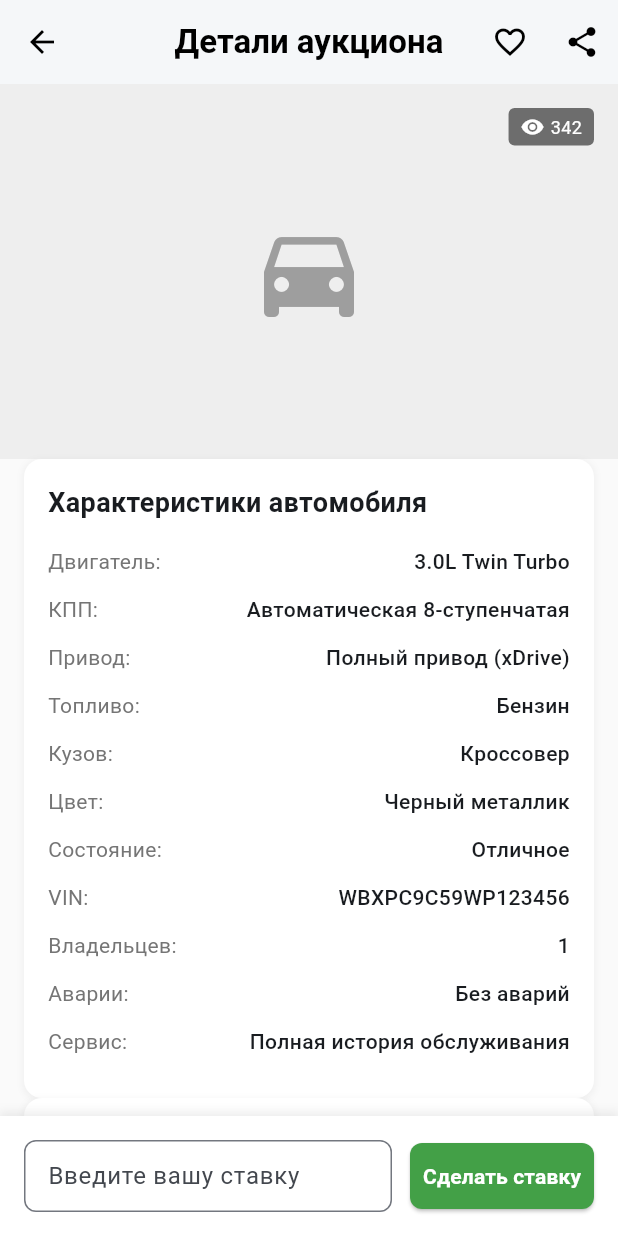
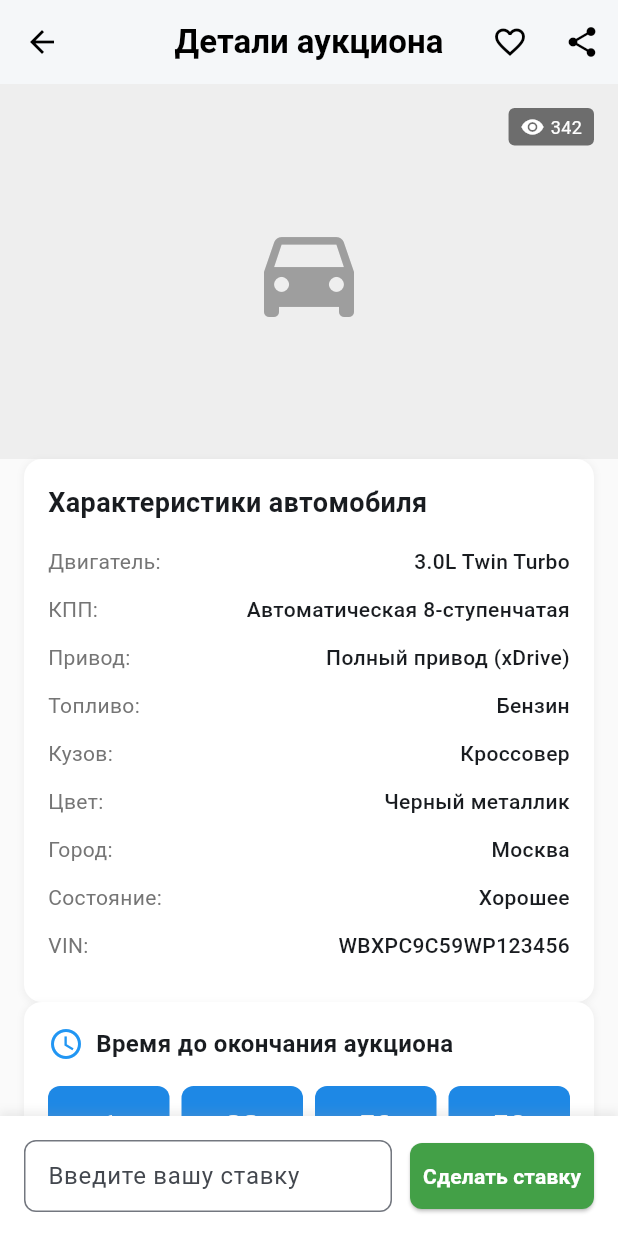
Before and after one commit to serviceapp225/ARO, a Flutter app: the screen it shows after launch, after a tap on "BMW X5 2020", on a phone screen of 412 x 824 dp. Run offline on Flutter 3.47's test engine with Material 3 defaults, Android fonts, the phone set to English and light mode, and no system bars.

Commit message:
Improve the display of vehicle details by adding location and condition
Refactors auction detail screens, removing accident/owner history and adding city; implements condition logic based on mileage.

Replit-Commit-Author: Agent
Replit-Commit-Session-Id: 4946345d-ac99-4a2f-915c-6c0cb7f43d87
Replit-Commit-Screenshot-Url: https://storage.googleapis.com/screenshot-production-us-central1/d8a15fc1-aa9c-422e-afb1-9506fa80f861/a0c28f6c-ea38-4c4d-9105-126d3ac2f255.jpg

```diff
--- a/autoauction_flutter/lib/screens/auction_detail_screen.dart
+++ b/autoauction_flutter/lib/screens/auction_detail_screen.dart
@@ -31,11 +31,9 @@ class _AuctionDetailScreenState extends State<AuctionDetailScreen>
       'fuelType': 'Бензин',
       'bodyType': 'Кроссовер',
       'color': 'Черный металлик',
-      'condition': 'Отличное',
-      'vin': 'WBXPC9C59WP123456',
-      'previousOwners': 1,
-      'accidents': 'Без аварий',
-      'serviceHistory': 'Полная история обслуживания'
+      'city': 'Москва',
+      'condition': 'Хорошее',
+      'vin': 'WBXPC9C59WP123456'
     },
     'seller': 'Официальный дилер BMW',
     'location': 'Москва, Россия',
@@ -533,11 +531,9 @@ class _AuctionDetailScreenState extends State<AuctionDetailScreen>
       case 'fuelType': return 'Топливо:';
       case 'bodyType': return 'Кузов:';
       case 'color': return 'Цвет:';
+      case 'city': return 'Город:';
       case 'condition': return 'Состояние:';
       case 'vin': return 'VIN:';
-      case 'previousOwners': return 'Владельцев:';
-      case 'accidents': return 'Аварии:';
-      case 'serviceHistory': return 'Сервис:';
       default: return key;
     }
   }
```
Also changed, not shown: 1 other file.
